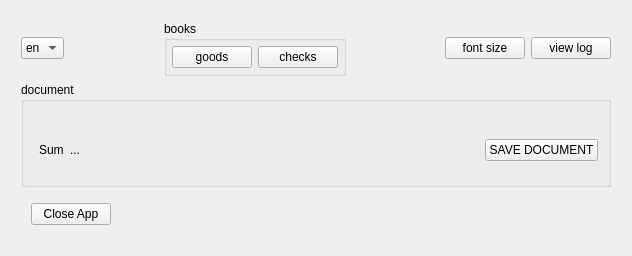
Old version of the form pbltableview_test/dialog.ui in the repository PavelDorofeev/Fork-Sql-Qt-4.8.1--SQLite-3--relations--calc-fields.
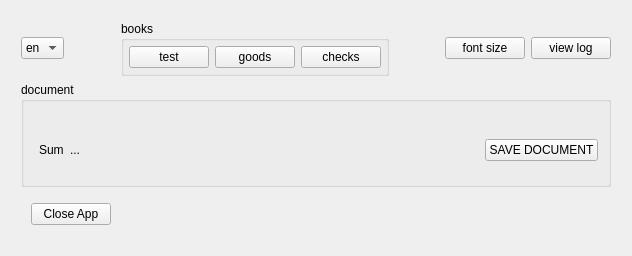
New version of the form. Icons and pictures are not drawn.

Patch:
```diff
--- a/pbltableview_test/dialog.ui
+++ b/pbltableview_test/dialog.ui
@@ -86,6 +86,16 @@
           <property name="margin">
            <number>5</number>
           </property>
+          <item>
+           <widget class="QPushButton" name="btn_test">
+            <property name="text">
+             <string>test</string>
+            </property>
+            <property name="autoDefault">
+             <bool>false</bool>
+            </property>
+           </widget>
+          </item>
           <item>
            <widget class="QPushButton" name="btn_goods">
             <property name="text">
```
